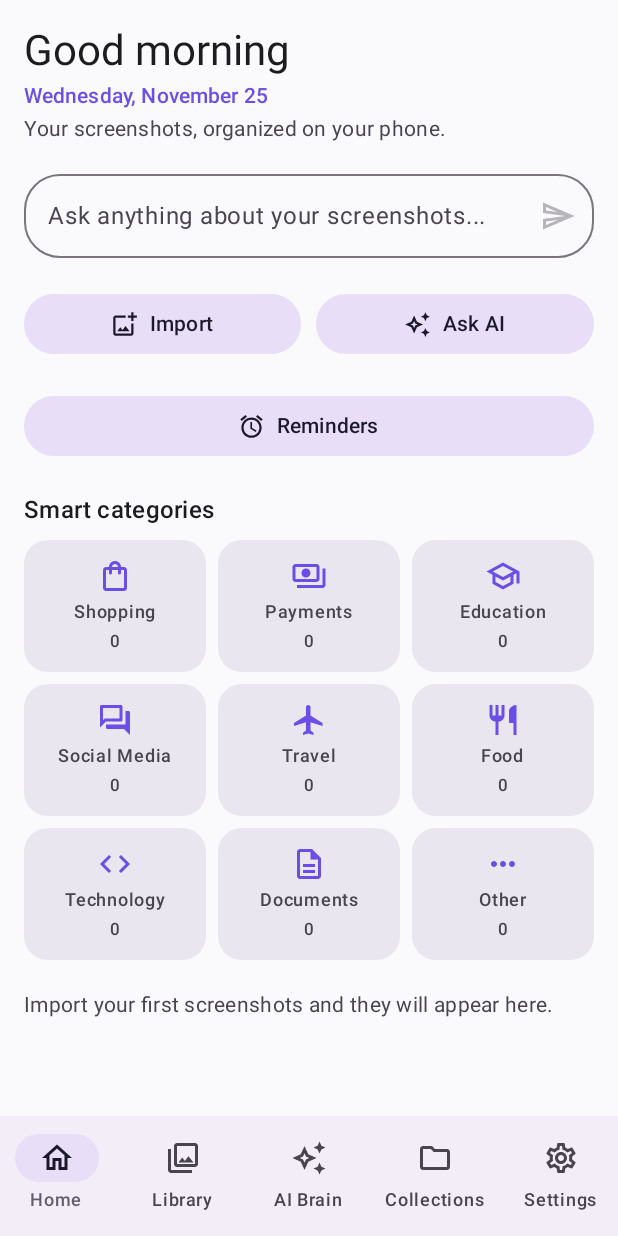
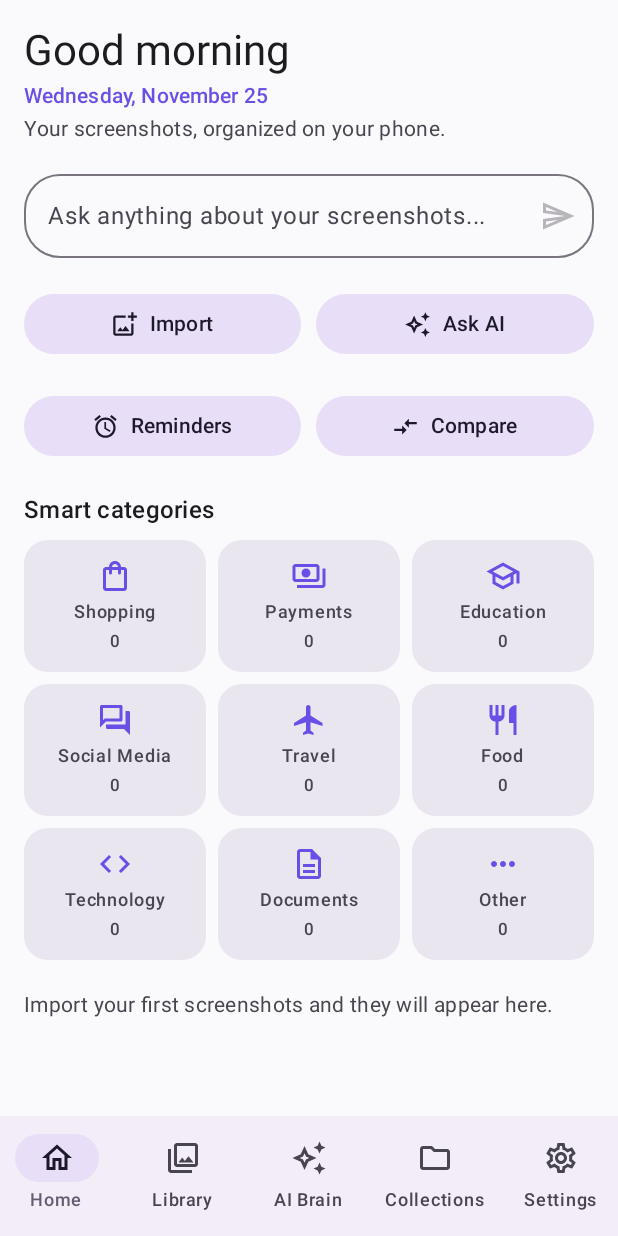
Before and after one commit to pankaj-791/screenshot-brain, an Android app built with Jetpack Compose: the screen it shows after launch (MainActivity), on a phone screen of 412 x 824 dp. Run offline under Robolectric (Android 15) with nearby library versions, the phone set to English and light mode, and no system bars; our stand-ins replace Room's generated code.

Commit message:
Update HomeScreen.kt

```diff
--- a/app/src/main/java/com/screenshotbrain/ui/home/HomeScreen.kt
+++ b/app/src/main/java/com/screenshotbrain/ui/home/HomeScreen.kt
@@ -21,6 +21,7 @@ import androidx.compose.material.icons.automirrored.outlined.Send
 import androidx.compose.material.icons.outlined.AddPhotoAlternate
 import androidx.compose.material.icons.outlined.Alarm
 import androidx.compose.material.icons.outlined.AutoAwesome
+import androidx.compose.material.icons.outlined.CompareArrows
 import androidx.compose.material3.Icon
 import androidx.compose.material3.IconButton
 import androidx.compose.material3.MaterialTheme
@@ -49,6 +50,7 @@ fun HomeScreen(
     onOpenLibrary: () -> Unit,
     onOpenReminders: () -> Unit,
     onOpenScreenshot: (Long) -> Unit,
+    onOpenCompare: () -> Unit = {},
     viewModel: HomeViewModel = viewModel()
 ) {
     val state by viewModel.uiState.collectAsStateWithLifecycle()
@@ -138,14 +140,25 @@ fun HomeScreen(
             }
 
             item {
-                QuickActionButton(
-                    label = "Reminders",
-                    icon = Icons.Outlined.Alarm,
-                    onClick = onOpenReminders,
+                Row(
+                    horizontalArrangement = Arrangement.spacedBy(10.dp),
                     modifier = Modifier
                         .fillMaxWidth()
                         .padding(horizontal = 16.dp)
-                )
+                ) {
+                    QuickActionButton(
+                        label = "Reminders",
+                        icon = Icons.Outlined.Alarm,
+                        onClick = onOpenReminders,
+                        modifier = Modifier.weight(1f)
+                    )
+                    QuickActionButton(
+                        label = "Compare",
+                        icon = Icons.Outlined.CompareArrows,
+                        onClick = onOpenCompare,
+                        modifier = Modifier.weight(1f)
+                    )
+                }
             }
 
             item {
```
